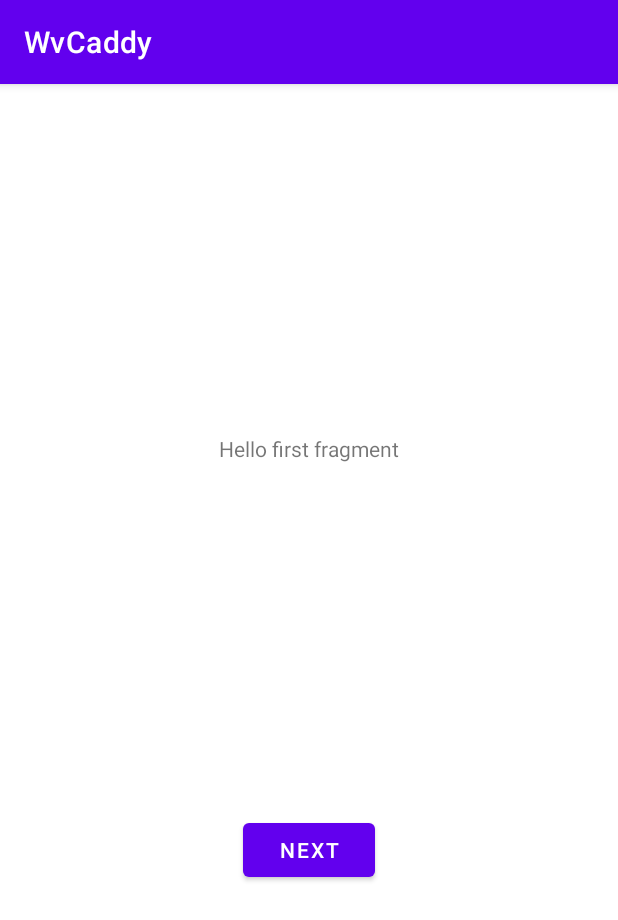
After one commit to kamsyk/WvCaddy, an Android app: the fragment First2Fragment shown on its own in the app's theme, on a phone screen of 412 x 824 dp. The commit adds this screen. Shown: the top 920 px of the screen. Run offline under Robolectric (Android 15) with nearby library versions, the phone set to English and light mode, and no system bars.

Commit message:
init push

```diff
--- /dev/null
+++ b/app/src/main/java/com/lindewiemann/wvcaddy/First2Fragment.java
@@ -0,0 +1,47 @@
+package com.lindewiemann.wvcaddy;
+
+import android.os.Bundle;
+import android.view.LayoutInflater;
+import android.view.View;
+import android.view.ViewGroup;
+
+import androidx.annotation.NonNull;
+import androidx.fragment.app.Fragment;
+import androidx.navigation.fragment.NavHostFragment;
+
+import com.lindewiemann.wvcaddy.databinding.FragmentFirst2Binding;
+
+public class First2Fragment extends Fragment {
+
+    private FragmentFirst2Binding binding;
+
+    @Override
+    public View onCreateView(
+            LayoutInflater inflater, ViewGroup container,
+            Bundle savedInstanceState
+    ) {
+
+        binding = FragmentFirst2Binding.inflate(inflater, container, false);
+        return binding.getRoot();
+
+    }
+
+    public void onViewCreated(@NonNull View view, Bundle savedInstanceState) {
+        super.onViewCreated(view, savedInstanceState);
+
+        binding.buttonFirst.setOnClickListener(new View.OnClickListener() {
+            @Override
+            public void onClick(View view) {
+                NavHostFragment.findNavController(First2Fragment.this)
+                        .navigate(R.id.action_First2Fragment_to_Second2Fragment);
+            }
+        });
+    }
+
+    @Override
+    public void onDestroyView() {
+        super.onDestroyView();
+        binding = null;
+    }
+
+}
--- a/app/src/main/res/layout/activity_main.xml
+++ b/app/src/main/res/layout/activity_main.xml
@@ -72,8 +72,9 @@
                 android:layout_marginBottom="5dp"
                 android:background="?attr/selectableItemBackgroundBorderless"
                 android:foreground="?android:attr/selectableItemBackground"
-                android:contentDescription="Přidat vadný díl"
-                app:srcCompat="@mipmap/list" />
+                android:contentDescription="Přidat vadnou podsestavu"
+                app:srcCompat="@mipmap/list"
+                android:onClick="displayList"/>
 
         </LinearLayout>
 
--- /dev/null
+++ b/app/src/main/res/layout/fragment_first2.xml
@@ -0,0 +1,28 @@
+<?xml version="1.0" encoding="utf-8"?>
+<androidx.constraintlayout.widget.ConstraintLayout xmlns:android="http://schemas.android.com/apk/res/android"
+    xmlns:app="http://schemas.android.com/apk/res-auto"
+    xmlns:tools="http://schemas.android.com/tools"
+    android:layout_width="match_parent"
+    android:layout_height="match_parent"
+    tools:context=".First2Fragment">
+
+    <TextView
+        android:id="@+id/textview_first"
+        android:layout_width="wrap_content"
+        android:layout_height="wrap_content"
+        android:text="@string/hello_first_fragment"
+        app:layout_constraintBottom_toTopOf="@id/button_first"
+        app:layout_constraintEnd_toEndOf="parent"
+        app:layout_constraintStart_toStartOf="parent"
+        app:layout_constraintTop_toTopOf="parent" />
+
+    <Button
+        android:id="@+id/button_first"
+        android:layout_width="wrap_content"
+        android:layout_height="wrap_content"
+        android:text="@string/next"
+        app:layout_constraintBottom_toBottomOf="parent"
+        app:layout_constraintEnd_toEndOf="parent"
+        app:layout_constraintStart_toStartOf="parent"
+        app:layout_constraintTop_toBottomOf="@id/textview_first" />
+</androidx.constraintlayout.widget.ConstraintLayout>
--- a/app/src/main/res/values/strings.xml
+++ b/app/src/main/res/values/strings.xml
@@ -9,4 +9,5 @@
 
     <string name="hello_first_fragment">Hello first fragment</string>
     <string name="hello_second_fragment">Hello second fragment. Arg: %1$s</string>
+    <string name="title_activity_caddy_item_list">CaddyItemList</string>
 </resources>
```
Also changed, not shown: app/src/main/AndroidManifest.xml (+10 -3 lines), app/src/main/java/com/lindewiemann/wvcaddy/CaddyItemList.java (added, +29 -0 lines), app/src/main/java/com/lindewiemann/wvcaddy/MainActivity.java (+8 -15 lines), app/src/main/java/com/lindewiemann/wvcaddy/Second2Fragment.java (added, +47 -0 lines), app/src/main/res/layout/activity_caddy_item_list.xml (added, +85 -0 lines), app/src/main/res/layout/fragment_second2.xml (added, +27 -0 lines), app/src/main/res/navigation/nav_graph2.xml (added, +28 -0 lines).
